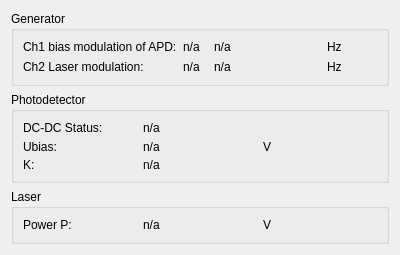
This is sources/presentation/ui/status_window/status_window.ui in AlienDrew/lidar as Qt 5 draws it before an edit. The edited form follows.
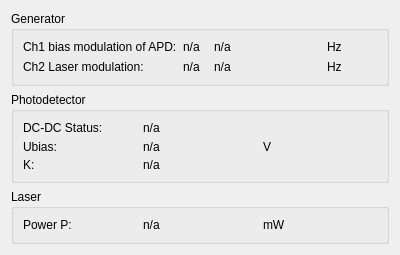
This is the edited form.

Diff of the .ui file:
```diff
--- a/sources/presentation/ui/status_window/status_window.ui
+++ b/sources/presentation/ui/status_window/status_window.ui
@@ -196,7 +196,7 @@
       <item row="0" column="2">
        <widget class="QLabel" name="label_9">
         <property name="text">
-         <string>V</string>
+         <string>mW</string>
         </property>
        </widget>
       </item>
```
